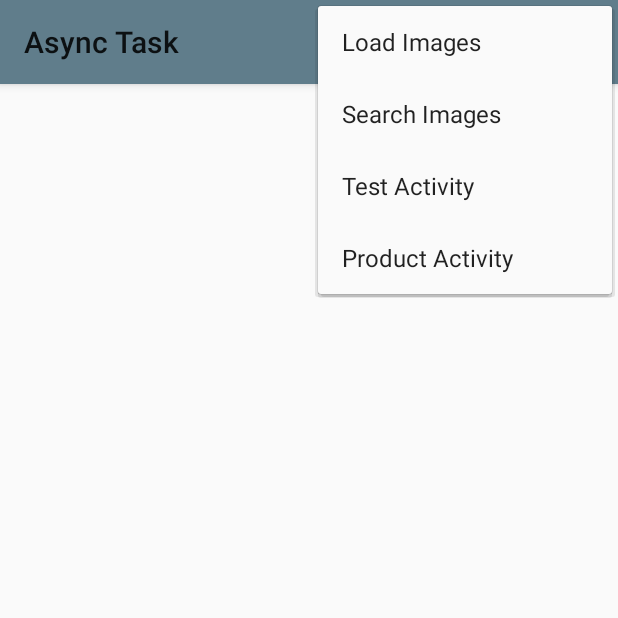
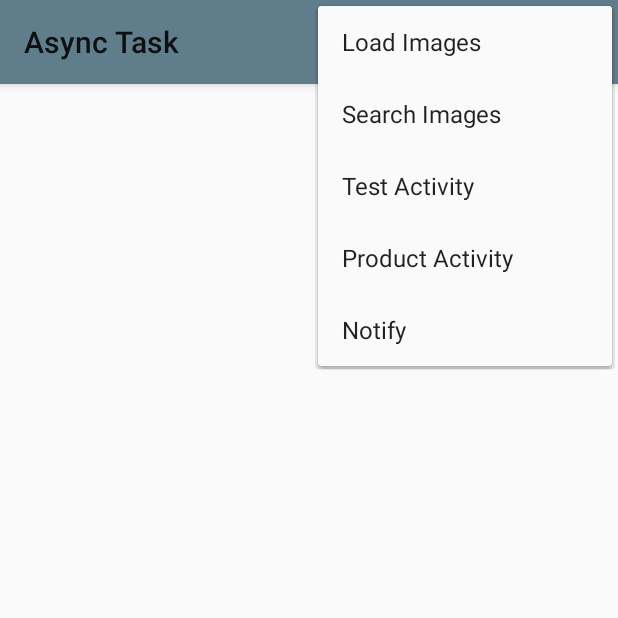
Before and after one commit to ganny26/staggered-android, an Android app: the screen it shows after launch (MainActivity), with the options menu open, on a phone screen of 412 x 824 dp, the top half of it. Run offline under Robolectric (Android 15) with nearby library versions, the phone set to English and light mode, and no system bars; libraries missing offline, so code that uses them is left out: jp.wasabeef.recyclerview; pictures from the network do not load; 6 statements that could not run were skipped.

Commit message:
notify added

```diff
--- a/app/src/main/res/menu/menu_main.xml
+++ b/app/src/main/res/menu/menu_main.xml
@@ -22,6 +22,14 @@
         android:orderInCategory="400"
         app:showAsAction="never" />
 
+    <item android:id="@+id/notify"
+        android:title="Notify"
+        android:orderInCategory="500"
+        app:showAsAction="never"
+
+
+        ></item>
+
     <item android:id="@+id/menuSearch"
         android:title="Search"
         app:showAsAction="ifRoom|collapseActionView"
@@ -31,4 +39,6 @@
 
 
 
+
+
 </menu>
```
